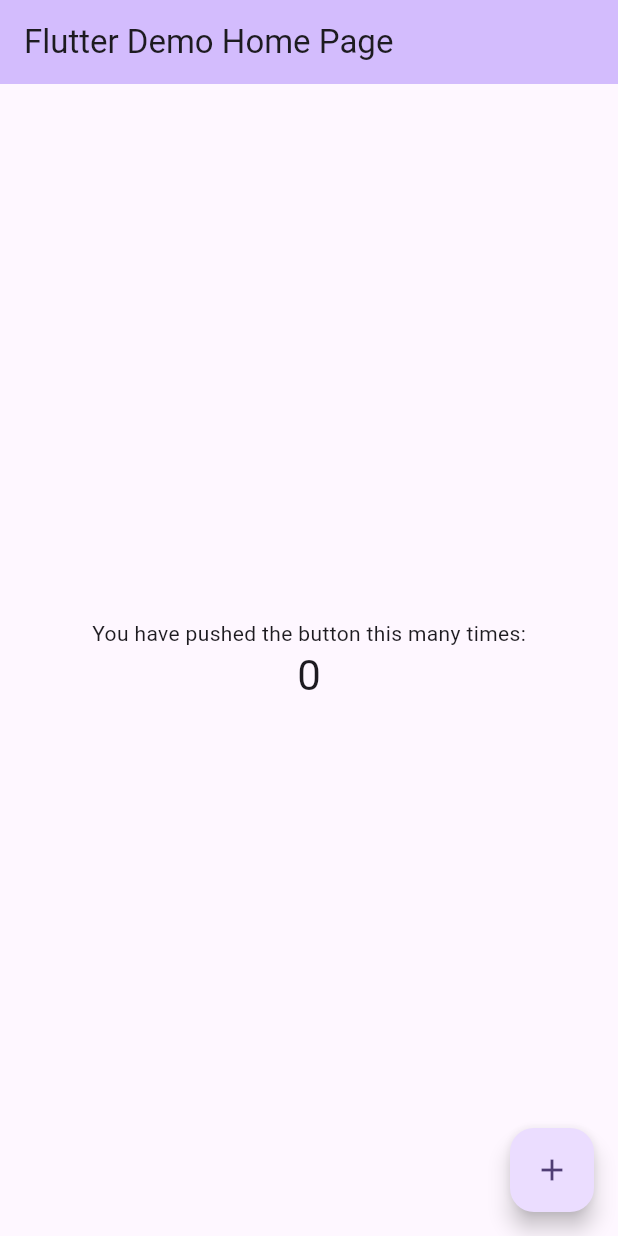
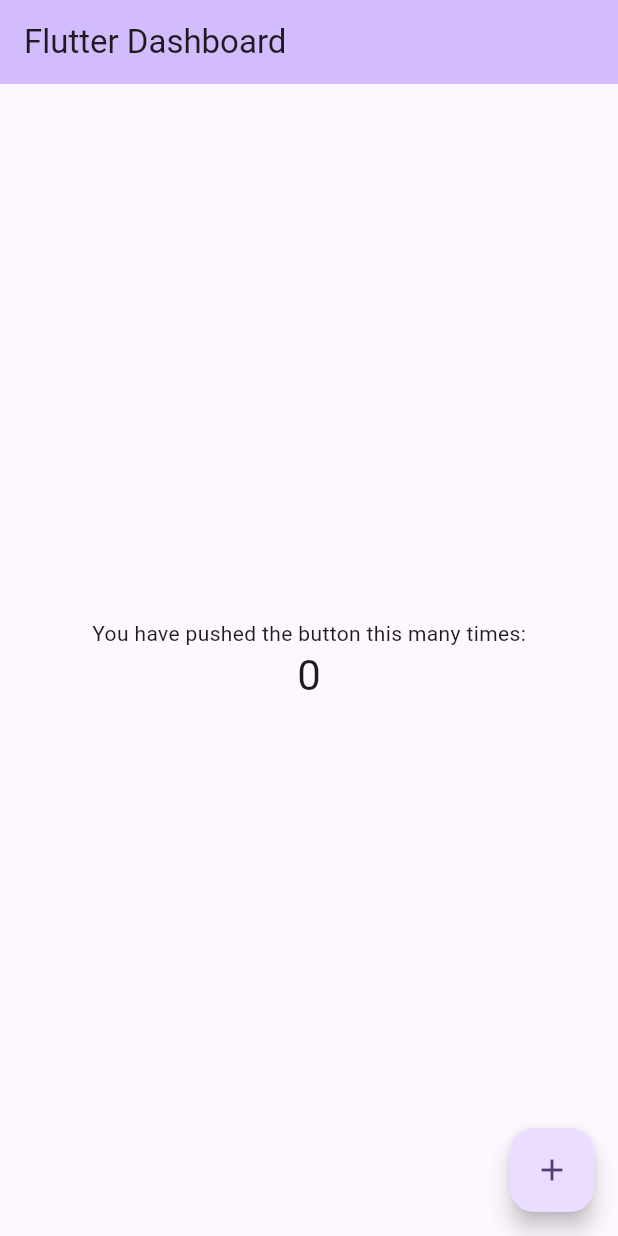
Before and after one commit to JorgeSystem23/FlutterDashboard, a Flutter app: the screen it shows after launch, on a phone screen of 412 x 824 dp. Run offline on Flutter 3.47's test engine with Material 3 defaults, Android fonts, the phone set to English and light mode, and no system bars.

```diff
--- a/lib/main.dart
+++ b/lib/main.dart
@@ -10,12 +10,12 @@ class MyApp extends StatelessWidget {
   @override
   Widget build(BuildContext context) {
     return MaterialApp(
-      title: 'Flutter Demo',
+      title: 'Flutter mega proyecto',
       theme: ThemeData(
         colorScheme: ColorScheme.fromSeed(seedColor: Colors.deepPurple),
         useMaterial3: true,
       ),
-      home: const MyHomePage(title: 'Flutter Demo Home Page'),
+      home: const MyHomePage(title: 'Flutter Dashboard'),
     );
   }
 }
```
